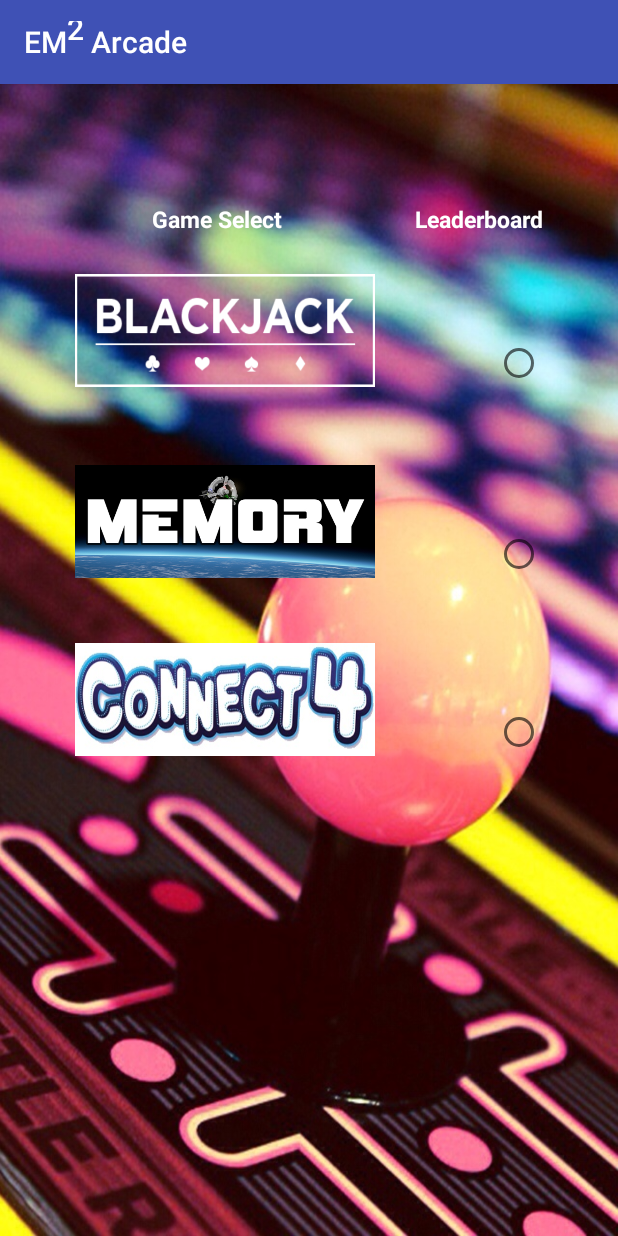
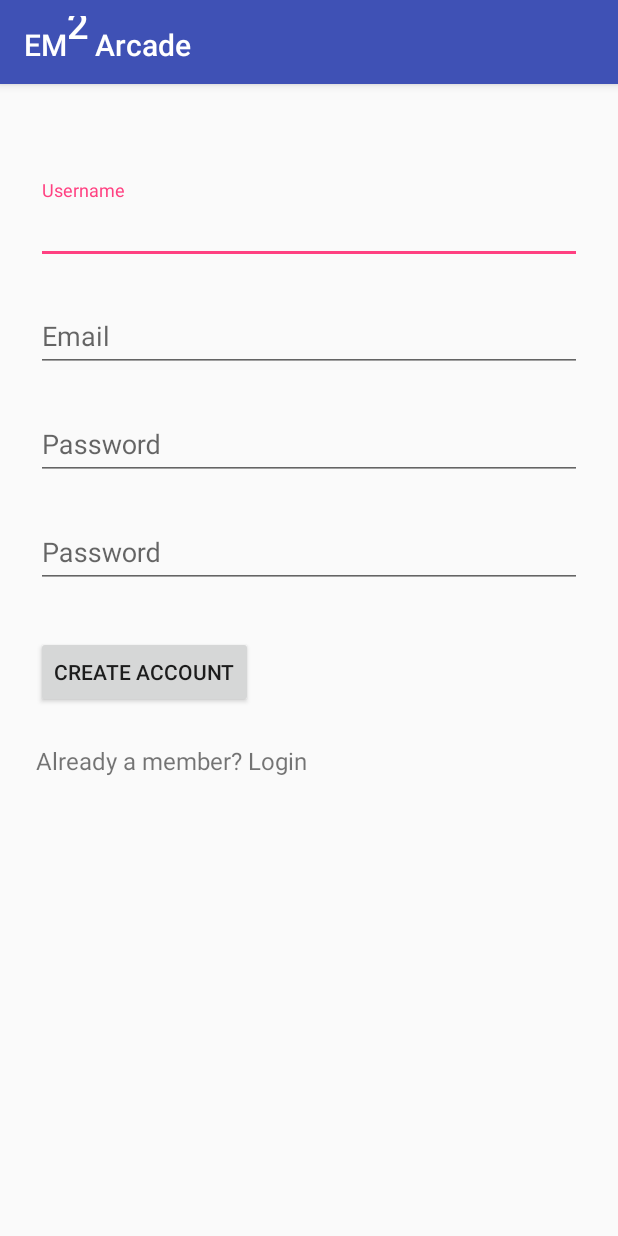
Before and after one commit to muzakkirbhatt/EM2Arcade, an Android app: the screen it shows after launch (GameSelectActivity before the commit, RegisterActivity after it), after a tap on "REGISTER", on a phone screen of 412 x 824 dp. Run offline under Robolectric (Android 15) with nearby library versions, the phone set to English and light mode, and no system bars.

Commit message:
Login and Register

```diff
--- a/app/src/main/AndroidManifest.xml
+++ b/app/src/main/AndroidManifest.xml
@@ -27,6 +27,7 @@
             android:name=".LoginActivity"
             android:label="@string/title_activity_login"></activity>
         <activity android:name=".GameSelectActivity"></activity>
+        <activity android:name=".RegisterActivity"></activity>
     </application>
 
 </manifest>
--- a/app/src/main/java/com/example/mbhatt1/em2arcade/LoginActivity.java
+++ b/app/src/main/java/com/example/mbhatt1/em2arcade/LoginActivity.java
@@ -345,5 +345,8 @@ public class LoginActivity extends AppCompatActivity implements LoaderCallbacks<
             mAuthTask = null;
             showProgress(false);
         }
+
+        EditText et = findViewById(R.id.email);
+        String text = et.getText().toString();
     }
 }
--- a/app/src/main/java/com/example/mbhatt1/em2arcade/StartActivity.java
+++ b/app/src/main/java/com/example/mbhatt1/em2arcade/StartActivity.java
@@ -29,7 +29,7 @@ public class StartActivity extends AppCompatActivity {
     }
 
     public void register(View view){
-        Intent registerIntent = new Intent(this, GameSelectActivity.class);
+        Intent registerIntent = new Intent(this, RegisterActivity.class);
         startActivity(registerIntent);
     }
 
--- /dev/null
+++ b/app/src/main/res/layout/activity_register.xml
@@ -0,0 +1,95 @@
+<?xml version="1.0" encoding="utf-8"?>
+<ScrollView xmlns:android="http://schemas.android.com/apk/res/android"
+    android:layout_width="fill_parent"
+    android:layout_height="fill_parent"
+    android:fitsSystemWindows="true">
+
+    <LinearLayout
+        android:layout_width="match_parent"
+        android:layout_height="wrap_content"
+        android:orientation="vertical"
+        android:paddingLeft="24dp"
+        android:paddingRight="24dp"
+        android:paddingTop="56dp">
+
+
+        <!--  Name Label -->
+        <android.support.design.widget.TextInputLayout
+            android:layout_width="match_parent"
+            android:layout_height="wrap_content"
+            android:layout_marginBottom="8dp"
+            android:layout_marginTop="8dp">
+
+            <EditText
+                android:id="@+id/input_name"
+                android:layout_width="match_parent"
+                android:layout_height="wrap_content"
+                android:hint="Username"
+                android:inputType="textCapWords" />
+        </android.support.design.widget.TextInputLayout>
+
+        <!-- Email Label -->
+        <android.support.design.widget.TextInputLayout
+            android:layout_width="match_parent"
+            android:layout_height="wrap_content"
+            android:layout_marginBottom="8dp"
+            android:layout_marginTop="8dp">
+
+            <EditText
+                android:id="@+id/input_email"
+                android:layout_width="match_parent"
+                android:layout_height="wrap_content"
+                android:hint="Email"
+                android:inputType="textEmailAddress" />
+        </android.support.design.widget.TextInputLayout>
+
+        <!-- Password Label -->
+        <android.support.design.widget.TextInputLayout
+            android:layout_width="match_parent"
+            android:layout_height="wrap_content"
+            android:layout_marginBottom="8dp"
+            android:layout_marginTop="8dp">
+
+            <EditText
+                android:id="@+id/input_password"
+                android:layout_width="match_parent"
+                android:layout_height="wrap_content"
+                android:hint="Password "
+                android:inputType="textPassword" />
+        </android.support.design.widget.TextInputLayout>
+        <!-- Password Label -->
+        <android.support.design.widget.TextInputLayout
+            android:layout_width="match_parent"
+            android:layout_height="wrap_content"
+            android:layout_marginBottom="8dp"
+            android:layout_marginTop="8dp">
+
+            <EditText
+                android:id="@+id/input_password2"
+                android:layout_width="match_parent"
+                android:layout_height="wrap_content"
+                android:hint="Password"
+                android:inputType="textPassword" />
+        </android.support.design.widget.TextInputLayout>
+
+        <!-- Signup Button -->
+        <android.support.v7.widget.AppCompatButton
+            android:id="@+id/btn_signup"
+            android:layout_width="wrap_content"
+            android:layout_height="wrap_content"
+            android:layout_marginBottom="24dp"
+            android:layout_marginTop="24dp"
+            android:padding="12dp"
+            android:text="Create Account" />
+
+        <TextView
+            android:id="@+id/link_login"
+            android:layout_width="wrap_content"
+            android:layout_height="wrap_content"
+            android:layout_marginBottom="24dp"
+            android:gravity="center"
+            android:text="Already a member? Login"
+            android:textSize="16dip" />
+
+    </LinearLayout>
+</ScrollView>
--- a/app/src/main/res/values/strings.xml
+++ b/app/src/main/res/values/strings.xml
@@ -1,5 +1,5 @@
 <resources>
-    <string name="app_name">EM<sup>2</sup> Arcade</string>
+    <string name="app_name">EM<font size="25"><sup>2</sup></font> Arcade</string>
     <string name="title_activity_login">Sign in</string>
 
     <!-- Strings related to login -->
```
Also changed, not shown: app/src/main/java/com/example/mbhatt1/em2arcade/RegisterActivity.java (added, +234 -0 lines), app/src/main/res/layout/activity_login.xml (+26 -4 lines).
